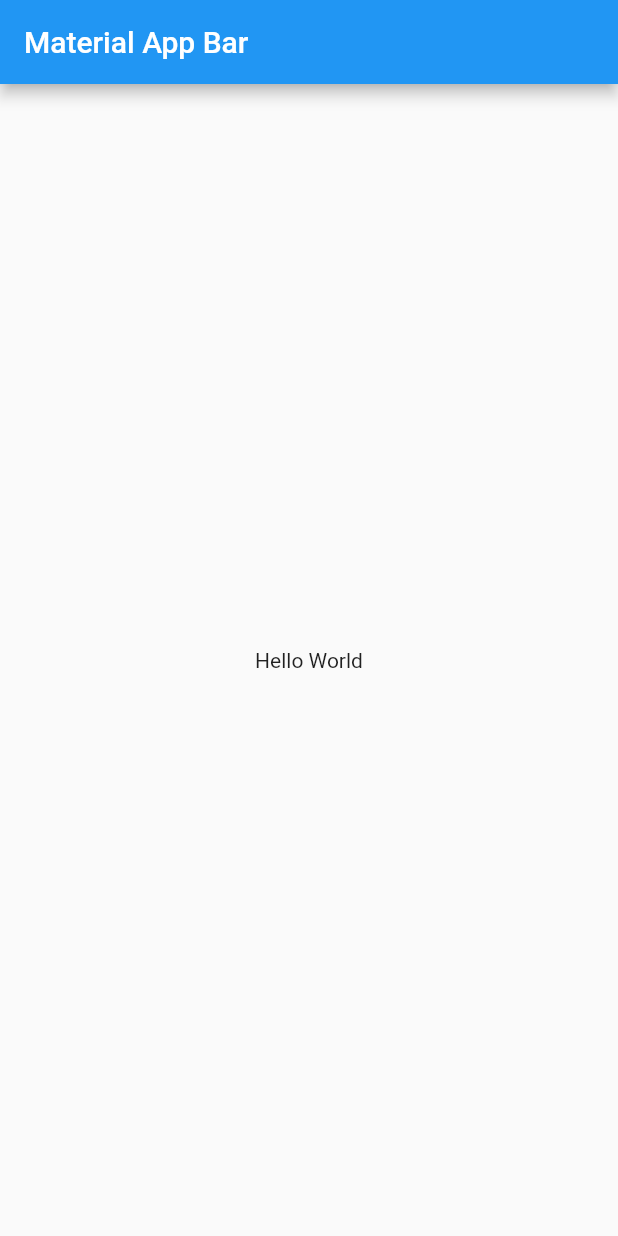
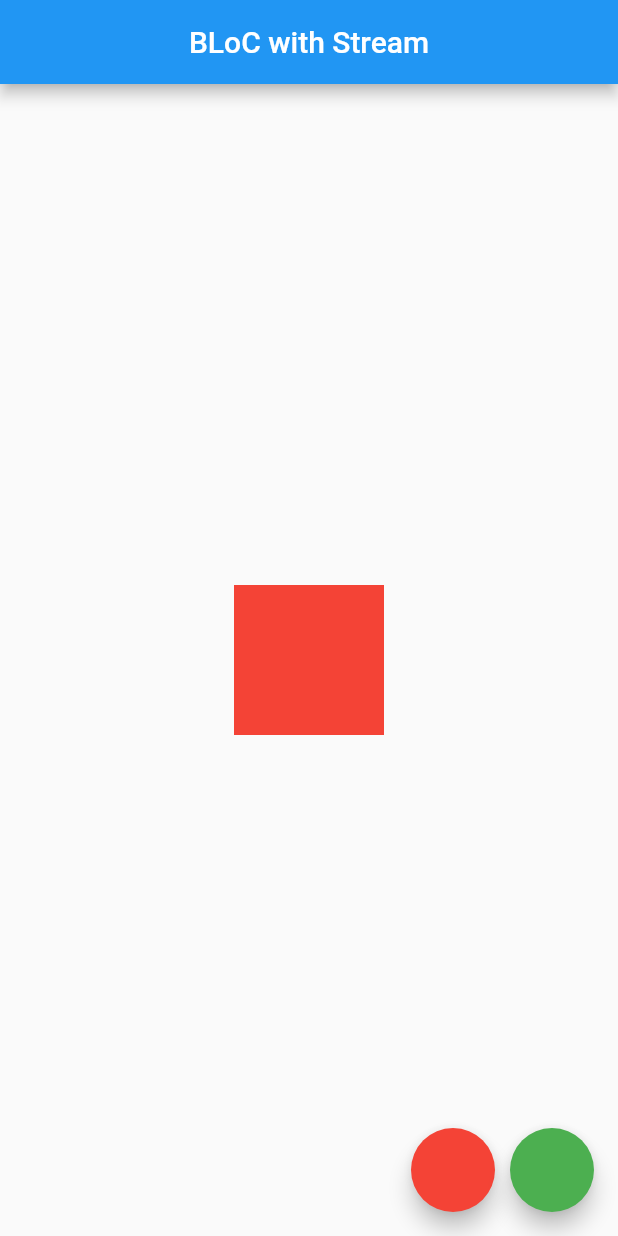
Before and after one commit to taras3189/bloc_stream, a Flutter app: the screen it shows after launch, on a phone screen of 412 x 824 dp. Run offline on Flutter 3.47's test engine with Material 2 defaults, Android fonts, the phone set to English and light mode, and no system bars.

Commit message:
Firs commit

```diff
--- /dev/null
+++ b/lib/color_bloc.dart
@@ -0,0 +1,35 @@
+import 'dart:async';
+import 'package:flutter/material.dart';
+
+enum ColorEvent { eventRed, eventGreen }
+
+class ColorBloc {
+  Color _color = Colors.red;
+
+  final _inputEventController = StreamController<ColorEvent>();
+  StreamSink<ColorEvent> get inputEventSink => _inputEventController.sink;
+
+  final _outputStateController = StreamController<Color>();
+  Stream<Color> get outputStateStream => _outputStateController.stream;
+
+  void _mapEventToState(ColorEvent event) {
+    if (event == ColorEvent.eventRed) {
+      _color = Colors.red;
+    } else if (event == ColorEvent.eventGreen) {
+      _color = Colors.green;
+    } else {
+      throw Exception('Wrong Event Type');
+    }
+
+    _outputStateController.sink.add(_color);
+  }
+
+  ColorBloc() {
+    _inputEventController.stream.listen(_mapEventToState);
+  }
+
+  void dispose() {
+    _inputEventController.close();
+    _outputStateController.close();
+  }
+}
--- a/lib/main.dart
+++ b/lib/main.dart
@@ -1,21 +1,76 @@
 import 'package:flutter/material.dart';
+import 'color_bloc.dart';
 
-void main() => runApp(MyApp());
+void main() {
+  runApp(const MyApp());
+}
 
 class MyApp extends StatelessWidget {
+  const MyApp({Key? key}) : super(key: key);
+
   @override
   Widget build(BuildContext context) {
-    return MaterialApp(
-      title: 'Material App',
-      home: Scaffold(
-        appBar: AppBar(
-          title: Text('Material App Bar'),
+    return const MaterialApp(
+      title: 'Flutter Demo',
+      home: MyHomePage(),
+    );
+  }
+}
+
+class MyHomePage extends StatefulWidget {
+  const MyHomePage({Key? key}) : super(key: key);
+
+  @override
+  State<MyHomePage> createState() => _MyHomePageState();
+}
+
+class _MyHomePageState extends State<MyHomePage> {
+  final ColorBloc _bloc = ColorBloc();
+
+  @override
+  void dispose() {
+    _bloc.dispose();
+    super.dispose();
+  }
+
+  @override
+  Widget build(BuildContext context) {
+    return Scaffold(
+      appBar: AppBar(
+        title: const Text('BLoC with Stream'),
+        centerTitle: true,
+      ),
+      body: Center(
+        child: StreamBuilder(
+          stream: _bloc.outputStateStream,
+          initialData: Colors.red,
+          builder: (context, AsyncSnapshot<Color> snapshot) {
+            return AnimatedContainer(
+              height: 100,
+              width: 100,
+              color: snapshot.data,
+              duration: const Duration(milliseconds: 500),
+            );
+          },
         ),
-        body: Center(
-          child: Container(
-            child: Text('Hello World'),
+      ),
+      floatingActionButton: Row(
+        mainAxisAlignment: MainAxisAlignment.end,
+        children: <Widget>[
+          FloatingActionButton(
+            backgroundColor: Colors.red,
+            onPressed: () {
+              _bloc.inputEventSink.add(ColorEvent.eventRed);
+            },
           ),
-        ),
+          const SizedBox(width: 10),
+          FloatingActionButton(
+            backgroundColor: Colors.green,
+            onPressed: () {
+              _bloc.inputEventSink.add(ColorEvent.eventGreen);
+            },
+          ),
+        ],
       ),
     );
   }
```
